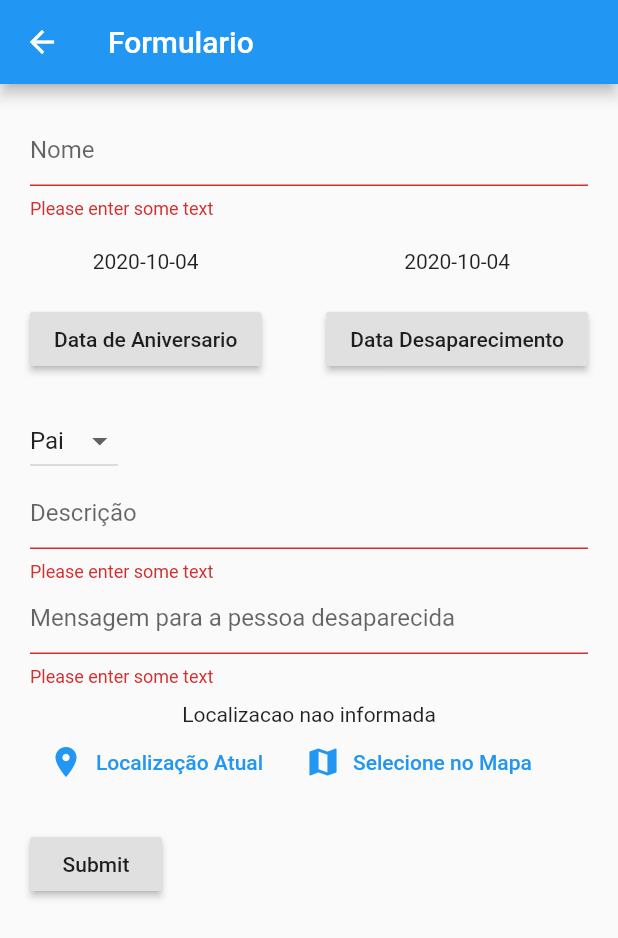
After one commit to joaofavara/missing-finder-flutter, a Flutter app: the FormularioComponentPessoaDesaparecida screen opened by its route, after a tap on "Submit", on a phone screen of 412 x 824 dp. The commit adds this screen. Shown: the top 938 px of the screen. Run offline on Flutter 3.47's test engine with Material 2 defaults, Android fonts, the phone set to English and light mode, and no system bars; our stand-ins replace google_maps_flutter, location.

Commit message:
refector: mudanças nas rotas
- criei a tela para cadastrar as pessoas achadas
- criei as arvores de rotas
- refactor no main.dart para nao ter mais componentes

```diff
--- /dev/null
+++ b/lib/routes/app_routes.dart
@@ -0,0 +1,5 @@
+class AppRoutes {
+  static const DESAPARECIDA = '/desaparecida';
+  static const ACHADA = '/achada';
+  static const TIPO_CADASTRO = '/';
+}
--- /dev/null
+++ b/lib/screen/formularioPessoaDesaparecida.dart
@@ -0,0 +1,267 @@
+import 'dart:async';
+import 'dart:convert';
+import 'package:app/screen/mapScreen.dart';
+import 'package:flutter/material.dart';
+import 'package:google_maps_flutter/google_maps_flutter.dart';
+import 'package:http/http.dart' as http;
+import 'package:intl/intl.dart';
+import 'package:location/location.dart';
+
+
+/// This Widget is the main application widget.
+class _FormularioComponentPessoaDesaparecida extends State<FormularioComponentPessoaDesaparecida> {
+  final _formKey = GlobalKey<FormState>();
+  final bool validate = false;
+
+  DateTime dataDoDesaparecimento = DateTime.now();
+  DateTime dataDeAniversario = DateTime.now();
+  List parentescos = ['Pai', 'Avó', 'Mãe', 'Avô', 'Tio', 'Tia', 'Filho', 'Filha'];
+  int parentesco = 0;
+  String nome = '';
+  String nomeCompleto = '';
+  String descricao = '';
+  String mensagem = '';
+  String _previewImageUrl;
+  String longitude;
+  String latitude;
+
+  Future<void> _getCurrentUserLocation() async {
+    final locData = await Location().getLocation();
+    var _latitude = locData.latitude.toString();
+    var _longitude = locData.longitude.toString();
+
+    final staticMapImageUrl = 'https://maps.googleapis.com/maps/api/staticmap?center=$_latitude,$_longitude&zoom=13&size=600x300&maptype=roadmap&markers=color:blue%7Clabel:S%7C$_latitude,$_longitude&key=';
+
+    setState(() {
+      _previewImageUrl = staticMapImageUrl;
+      latitude =  _latitude;
+      longitude = _longitude;
+    });
+  }
+
+  Future<void> _selectOnMap() async {
+    final LatLng selectedLocation = await Navigator.of(context).push(
+      MaterialPageRoute(
+        builder: (ctx) => MapScreen()
+      )
+    );
+
+    var _latitude = selectedLocation.latitude.toString();
+    var _longitude = selectedLocation.longitude.toString();
+
+    final staticMapImageUrl = 'https://maps.googleapis.com/maps/api/staticmap?center=$_latitude,$_longitude&zoom=13&size=600x300&maptype=roadmap&markers=color:blue%7Clabel:S%7C$_latitude,$_longitude&key=';
+
+    setState(() {
+      _previewImageUrl = staticMapImageUrl;
+      latitude = _latitude;
+      longitude = _longitude;
+    });
+  }
+
+  Future<void> _dataDoDesaparecimento(BuildContext context) async {
+    final DateTime picked = await showDatePicker(
+          context: context,
+          initialDate: dataDoDesaparecimento,
+          firstDate: DateTime(2015, 8),
+          lastDate: DateTime(2101)
+        );
+        if (picked != null && picked != dataDoDesaparecimento)
+          setState(() {
+                  dataDoDesaparecimento = picked;
+          });
+  }
+
+  Future<void> _dataDeAniversario(BuildContext context) async {
+    final DateTime picked = await showDatePicker(
+          context: context,
+          initialDate: dataDeAniversario,
+          firstDate: DateTime(1900, 1),
+          lastDate: DateTime(2101)
+        );
+        if (picked != null && picked != dataDeAniversario)
+          setState(() {
+                  dataDeAniversario = picked;
+          });
+   }
+
+  @override
+  Widget build(BuildContext context) {
+    return Scaffold(
+      appBar: AppBar(title: Text('Formulario')),
+      body: Form(
+        key: _formKey,
+        child: ListView(
+          padding: const EdgeInsets.all(20.0),
+          children: <Widget>[
+            Column(
+              crossAxisAlignment: CrossAxisAlignment.start,
+              children: <Widget>[
+                TextFormField(
+                  decoration: const InputDecoration(
+                    hintText: 'Nome',
+                  ),
+                  onSaved: (String val) {
+                    nome = val;
+                  },
+                  validator: (value) {
+                    if (value.isEmpty) {
+                      return 'Please enter some text';
+                    }
+                    nome = value;
+                    return null;
+                  }
+                ),
+                // TextFormField(
+                //   decoration: const InputDecoration(
+                //     hintText: 'Nome Completo',
+                //   ),
+                //   validator: (value) {
+                //     if (value.isEmpty) {
+                //       return 'Please enter some text';
+                //     }
+                //     nomeCompleto = value;
+                //     return null;
+                //   }
+                // ),
+                Row(
+                  mainAxisAlignment: MainAxisAlignment.spaceBetween,
+                  children: [
+                    Padding(
+                      padding: const EdgeInsets.symmetric(vertical: 20.0),
+                      child: Column(
+                        mainAxisSize: MainAxisSize.min,
+                        children: <Widget>[
+                          Text("${dataDeAniversario.toLocal()}".split(' ')[0]),
+                          SizedBox(height: 20.0,),
+                          RaisedButton(
+                            onPressed: () => _dataDeAniversario(context),
+                            child: Text('Data de Aniversario'),
+                          ),
+                        ],
+                      )
+                    ),
+                    Padding(
+                      padding: const EdgeInsets.symmetric(vertical: 20.0),
+                      child: Column(
+                        mainAxisSize: MainAxisSize.min,
+                        children: <Widget>[
+                          Text("${dataDoDesaparecimento.toLocal()}".split(' ')[0]),
+                          SizedBox(height: 20.0,),
+                          RaisedButton(
+                            onPressed: () => _dataDoDesaparecimento(context),
+                            child: Text('Data Desaparecimento'),
+                          ),
+                        ],
+                      )
+                    ),
+                  ]
+                ),
+                DropdownButton(
+                  value: parentesco,
+                  items: parentescos.asMap().entries.map((parentesco) {
+                      return DropdownMenuItem(
+                        child: Text(parentesco.value),
+                        value: (parentesco.key),
+                      );
+                  }).toList(),
+                  onChanged: (value) {
+                    setState(() {
+                      parentesco = value;
+                    });
+                }),
+                TextFormField(
+                  decoration: const InputDecoration(
+                    hintText: 'Descrição',
+                  ),
+                  validator: (value) {
+                    if (value.isEmpty) {
+                      return 'Please enter some text';
+                    }
+                    descricao = value;
+                    return null;
+                  }
+                ),
+                TextFormField(
+                  decoration: const InputDecoration(
+                    hintText: 'Mensagem para a pessoa desaparecida',
+                  ),
+                  validator: (value) {
+                    if (value.isEmpty) {
+                      return 'Please enter some text';
+                    }
+                    mensagem = value;
+                    return null;
+                  }
+                ),
+                Column(
+                  children: <Widget>[
+                    SizedBox(height: 10, width: 100),
+                    Container(
+                      child: _previewImageUrl == null ? Text('Localizacao nao informada') :
+                      Image.network(
+                        _previewImageUrl,
+                      ),
+                    ),
+                    Row(
+                      children: [
+                        FlatButton.icon(
+                          onPressed: _getCurrentUserLocation,
+                          icon: Icon(Icons.location_on),
+                          label: Text('Localização Atual'),
+                          textColor: Theme.of(context).primaryColor,
+                        ),
+                        FlatButton.icon(
+                          onPressed: _selectOnMap,
+                          icon: Icon(Icons.map),
+                          label: Text('Selecione no Mapa'),
+                          textColor: Theme.of(context).primaryColor,
+                        )
+                      ],
+                    )
+                  ],
+                ),
+                Padding(
+                  padding: const EdgeInsets.symmetric(vertical: 20.0),
+                  child: RaisedButton(
+                    onPressed: () async {
+                      // Validate will return true if the form is valid, or false if
+                      // the form is invalid.
+                      if (_formKey.currentState.validate()) {
+                        const url = 'http://10.0.2.2:5000/api/people/missed';
+                        var body = {
+                              "nome": nome,
+                              "nascimento": DateFormat('yyyy-MM-dd').format(dataDeAniversario),
+                              "data_desaparecimento": DateFormat('yyyy-MM-dd').format(dataDoDesaparecimento),
+                              "parentesco": parentescos[parentesco],
+                              "mensagem_de_aviso": descricao,
+                              "mensagem_para_desaparecido": mensagem,
+                              "endereco": {
+                                  "imageUrl": _previewImageUrl,
+                                  "lat": latitude,
+                                  "long": longitude
+                              },
+                              "usuario_id": 1
+                          };
+                        await http.post(
+                          url,
+                          body: json.encode(body)
+                        );
+                      }
+                    },
+                    child: Text('Submit'),
+                  ),
+                ),
+              ],
+            ),
+          ],
+        ),
+      ),
+    );
+  }
+}
+
+class FormularioComponentPessoaDesaparecida extends StatefulWidget {
+
+  @override
+  _FormularioComponentPessoaDesaparecida createState() => _FormularioComponentPessoaDesaparecida();
+}
```
Also changed, not shown: lib/main.dart (+9 -40 lines), lib/screen/formularioPessoaAchada.dart (renamed from lib/screen/formulario.dart, +13 -69 lines), lib/screen/selecaoDoTipo.dart (added, +42 -0 lines).
